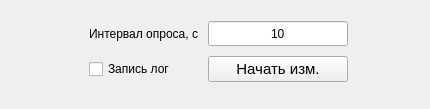
Qt form modules/Main/widgets/oscilloscope/run_flux_widget.ui (AtariVC/ddii_scopus) before a commit.
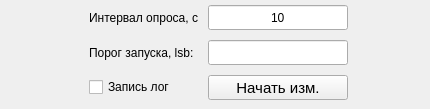
The same form after that commit.

```diff
--- a/modules/Main/widgets/oscilloscope/run_flux_widget.ui
+++ b/modules/Main/widgets/oscilloscope/run_flux_widget.ui
@@ -42,7 +42,7 @@
     <number>0</number>
    </property>
    <item row="0" column="0">
-    <layout class="QGridLayout" name="gridLayout_meas" rowstretch="0,0" columnstretch="0,0,0,0">
+    <layout class="QGridLayout" name="gridLayout_meas" rowstretch="0,0,0" columnstretch="0,0,0,0">
      <property name="sizeConstraint">
       <enum>QLayout::SetDefaultConstraint</enum>
      </property>
@@ -61,7 +61,7 @@
      <property name="spacing">
       <number>10</number>
      </property>
-     <item row="1" column="2">
+     <item row="2" column="2">
       <widget class="QPushButton" name="pushButton_hist_run_measure">
        <property name="sizePolicy">
         <sizepolicy hsizetype="Preferred" vsizetype="Fixed">
@@ -92,42 +92,7 @@
        </property>
       </widget>
      </item>
-     <item row="0" column="2">
-      <widget class="QLineEdit" name="lineEdit_interval_request">
-       <property name="sizePolicy">
-        <sizepolicy hsizetype="Expanding" vsizetype="Fixed">
-         <horstretch>0</horstretch>
-         <verstretch>0</verstretch>
-        </sizepolicy>
-       </property>
-       <property name="minimumSize">
-        <size>
-         <width>120</width>
-         <height>25</height>
-        </size>
-       </property>
-       <property name="styleSheet">
-        <string notr="true">font: 11pt &quot;MS Shell Dlg 2&quot;;</string>
-       </property>
-       <property name="text">
-        <string>10</string>
-       </property>
-       <property name="alignment">
-        <set>Qt::AlignCenter</set>
-       </property>
-      </widget>
-     </item>
-     <item row="0" column="1">
-      <widget class="QLabel" name="label">
-       <property name="styleSheet">
-        <string notr="true">font: 11pt &quot;MS Shell Dlg 2&quot;;</string>
-       </property>
-       <property name="text">
-        <string>Интервал опроса, с</string>
-       </property>
-      </widget>
-     </item>
-     <item row="1" column="3">
+     <item row="2" column="3">
       <spacer name="horizontalSpacer">
        <property name="orientation">
         <enum>Qt::Horizontal</enum>
@@ -153,7 +118,7 @@
        </property>
       </spacer>
      </item>
-     <item row="1" column="1">
+     <item row="2" column="1">
       <widget class="QCheckBox" name="checkBox_write_log">
        <property name="styleSheet">
         <string notr="true">font: 11pt &quot;MS Shell Dlg 2&quot;;</string>
@@ -169,6 +134,61 @@
        </property>
       </widget>
      </item>
+     <item row="0" column="1">
+      <widget class="QLabel" name="label">
+       <property name="styleSheet">
+        <string notr="true">font: 11pt &quot;MS Shell Dlg 2&quot;;</string>
+       </property>
+       <property name="text">
+        <string>Интервал опроса, с</string>
+       </property>
+      </widget>
+     </item>
+     <item row="0" column="2">
+      <widget class="QLineEdit" name="lineEdit_interval_request">
+       <property name="sizePolicy">
+        <sizepolicy hsizetype="Expanding" vsizetype="Fixed">
+         <horstretch>0</horstretch>
+         <verstretch>0</verstretch>
+        </sizepolicy>
+       </property>
+       <property name="minimumSize">
+        <size>
+         <width>120</width>
+         <height>25</height>
+        </size>
+       </property>
+       <property name="styleSheet">
+        <string notr="true">font: 11pt &quot;MS Shell Dlg 2&quot;;</string>
+       </property>
+       <property name="text">
+        <string>10</string>
+       </property>
+       <property name="alignment">
+        <set>Qt::AlignCenter</set>
+       </property>
+      </widget>
+     </item>
+     <item row="1" column="1">
+      <widget class="QLabel" name="label_2">
+       <property name="styleSheet">
+        <string notr="true">font: 11pt &quot;MS Shell Dlg 2&quot;;</string>
+       </property>
+       <property name="text">
+        <string>Порог запуска, lsb:</string>
+       </property>
+      </widget>
+     </item>
+     <item row="1" column="2">
+      <widget class="QLineEdit" name="lineEdit">
+       <property name="minimumSize">
+        <size>
+         <width>120</width>
+         <height>25</height>
+        </size>
+       </property>
+      </widget>
+     </item>
     </layout>
    </item>
   </layout>
```
